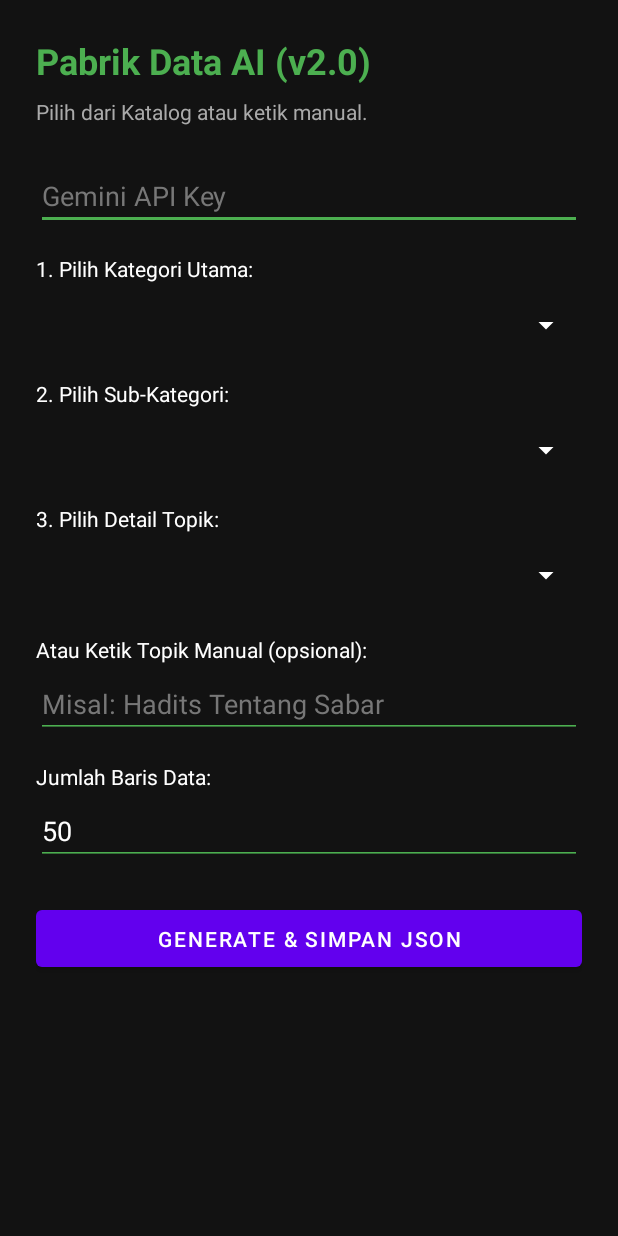
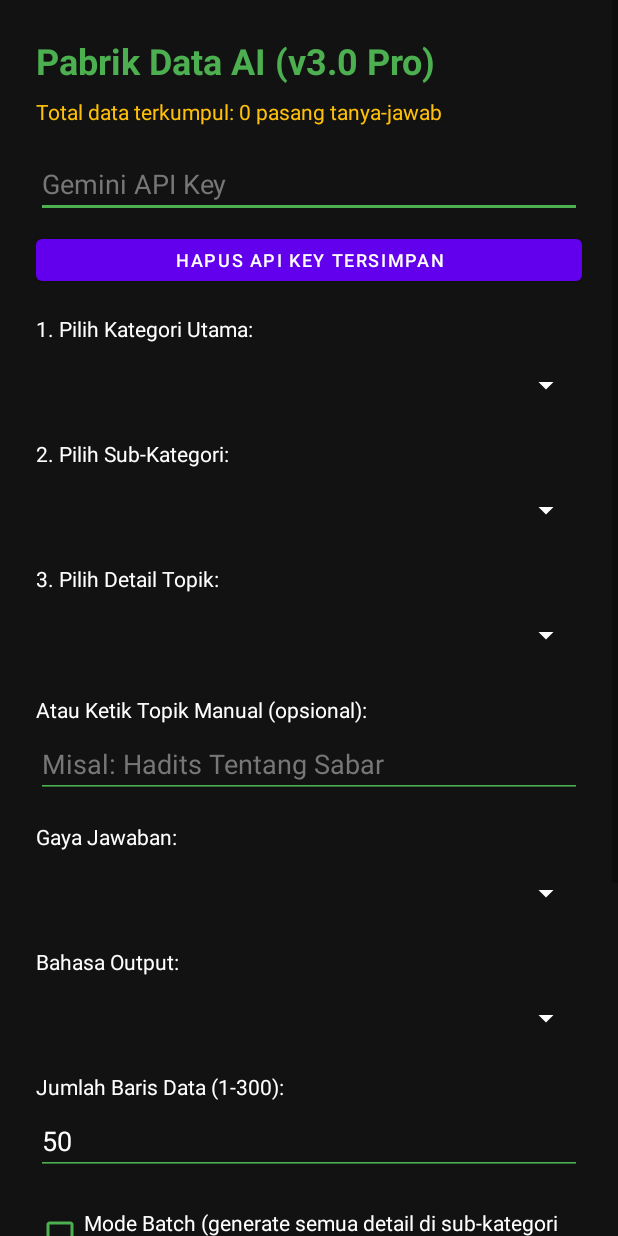
Before and after one commit to anwarlutfi58-cmd/buat-data, an Android app: the layout activity_main.xml on its own in the app's theme, with its tools: preview values and no code run, on a phone screen of 412 x 824 dp. Run offline under Robolectric (Android 15) with nearby library versions, the phone set to English and light mode, and no system bars.

Commit message:
Perbarui app/src/main/res/layout/activity_main.xml

```diff
--- a/app/src/main/res/layout/activity_main.xml
+++ b/app/src/main/res/layout/activity_main.xml
@@ -13,18 +13,20 @@
         <TextView
             android:layout_width="wrap_content"
             android:layout_height="wrap_content"
-            android:text="Pabrik Data AI (v2.0)"
+            android:text="Pabrik Data AI (v3.0 Pro)"
             android:textColor="#4CAF50"
             android:textSize="24sp"
             android:textStyle="bold"
             android:layout_marginBottom="8dp" />
 
         <TextView
+            android:id="@+id/tvStatistik"
             android:layout_width="wrap_content"
             android:layout_height="wrap_content"
-            android:text="Pilih dari Katalog atau ketik manual."
-            android:textColor="#AAAAAA"
-            android:layout_marginBottom="24dp" />
+            android:text="Total data terkumpul: 0 pasang tanya-jawab"
+            android:textColor="#FFC107"
+            android:textSize="14sp"
+            android:layout_marginBottom="16dp" />
 
         <EditText
             android:id="@+id/edtApiKey"
@@ -34,6 +36,14 @@
             android:textColor="#FFFFFF"
             android:textColorHint="#777777"
             android:backgroundTint="#4CAF50"
+            android:layout_marginBottom="8dp" />
+
+        <Button
+            android:id="@+id/btnHapusKey"
+            android:layout_width="match_parent"
+            android:layout_height="40dp"
+            android:text="Hapus API Key Tersimpan"
+            android:textSize="12sp"
             android:layout_marginBottom="16dp" />
 
         <TextView
@@ -42,6 +52,7 @@
             android:text="1. Pilih Kategori Utama:"
             android:textColor="#FFFFFF"
             android:layout_marginBottom="4dp" />
+
         <Spinner
             android:id="@+id/spinnerKategori"
             android:layout_width="match_parent"
@@ -55,6 +66,7 @@
             android:text="2. Pilih Sub-Kategori:"
             android:textColor="#FFFFFF"
             android:layout_marginBottom="4dp" />
+
         <Spinner
             android:id="@+id/spinnerSub"
             android:layout_width="match_parent"
@@ -68,6 +80,7 @@
             android:text="3. Pilih Detail Topik:"
             android:textColor="#FFFFFF"
             android:layout_marginBottom="4dp" />
+
         <Spinner
             android:id="@+id/spinnerDetail"
             android:layout_width="match_parent"
@@ -81,6 +94,7 @@
             android:text="Atau Ketik Topik Manual (opsional):"
             android:textColor="#FFFFFF"
             android:layout_marginBottom="4dp" />
+
         <EditText
             android:id="@+id/edtManual"
             android:layout_width="match_parent"
@@ -94,9 +108,38 @@
         <TextView
             android:layout_width="wrap_content"
             android:layout_height="wrap_content"
-            android:text="Jumlah Baris Data:"
+            android:text="Gaya Jawaban:"
             android:textColor="#FFFFFF"
             android:layout_marginBottom="4dp" />
+
+        <Spinner
+            android:id="@+id/spinnerGaya"
+            android:layout_width="match_parent"
+            android:layout_height="48dp"
+            android:backgroundTint="#FFFFFF"
+            android:layout_marginBottom="12dp" />
+
+        <TextView
+            android:layout_width="wrap_content"
+            android:layout_height="wrap_content"
+            android:text="Bahasa Output:"
+            android:textColor="#FFFFFF"
+            android:layout_marginBottom="4dp" />
+
+        <Spinner
+            android:id="@+id/spinnerBahasa"
+            android:layout_width="match_parent"
+            android:layout_height="48dp"
+            android:backgroundTint="#FFFFFF"
+            android:layout_marginBottom="12dp" />
+
+        <TextView
+            android:layout_width="wrap_content"
+            android:layout_height="wrap_content"
+            android:text="Jumlah Baris Data (1-300):"
+            android:textColor="#FFFFFF"
+            android:layout_marginBottom="4dp" />
+
         <EditText
             android:id="@+id/edtJumlah"
             android:layout_width="match_parent"
@@ -105,13 +148,40 @@
             android:text="50"
             android:textColor="#FFFFFF"
             android:backgroundTint="#4CAF50"
-            android:layout_marginBottom="24dp" />
+            android:layout_marginBottom="16dp" />
+
+        <CheckBox
+            android:id="@+id/chkBatch"
+            android:layout_width="wrap_content"
+            android:layout_height="wrap_content"
+            android:text="Mode Batch (generate semua detail di sub-kategori ini)"
+            android:textColor="#FFFFFF"
+            android:buttonTint="#4CAF50"
+            android:layout_marginBottom="8dp" />
+
+        <CheckBox
+            android:id="@+id/chkAppend"
+            android:layout_width="wrap_content"
+            android:layout_height="wrap_content"
+            android:text="Gabung ke satu file induk (dataset_ai.json)"
+            android:textColor="#FFFFFF"
+            android:buttonTint="#4CAF50"
+            android:checked="true"
+            android:layout_marginBottom="16dp" />
 
         <Button
             android:id="@+id/btnGenerate"
             android:layout_width="match_parent"
             android:layout_height="50dp"
-            android:text="Generate &amp; Simpan JSON" />
+            android:text="Generate &amp; Simpan" />
+
+        <Button
+            android:id="@+id/btnSalin"
+            android:layout_width="match_parent"
+            android:layout_height="40dp"
+            android:text="Salin Hasil Terakhir ke Clipboard"
+            android:textSize="12sp"
+            android:layout_marginTop="8dp" />
 
         <TextView
             android:id="@+id/tvStatus"
@@ -123,5 +193,24 @@
             android:gravity="center"
             android:layout_marginTop="16dp" />
 
+        <TextView
+            android:layout_width="wrap_content"
+            android:layout_height="wrap_content"
+            android:text="Preview Hasil:"
+            android:textColor="#AAAAAA"
+            android:textSize="12sp"
+            android:layout_marginTop="16dp" />
+
+        <TextView
+            android:id="@+id/tvPreview"
+            android:layout_width="match_parent"
+            android:layout_height="wrap_content"
+            android:text="(belum ada hasil)"
+            android:textColor="#CCCCCC"
+            android:textSize="12sp"
+            android:background="#1E1E1E"
+            android:padding="12dp"
+            android:layout_marginTop="4dp" />
+
     </LinearLayout>
 </ScrollView>
```
